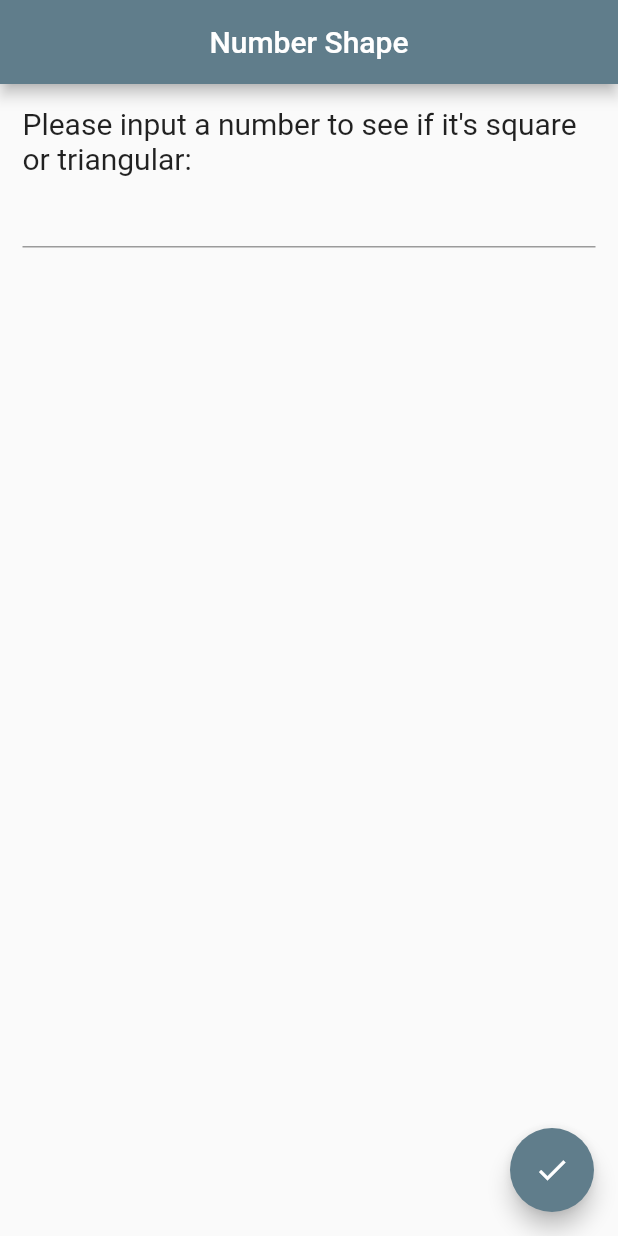
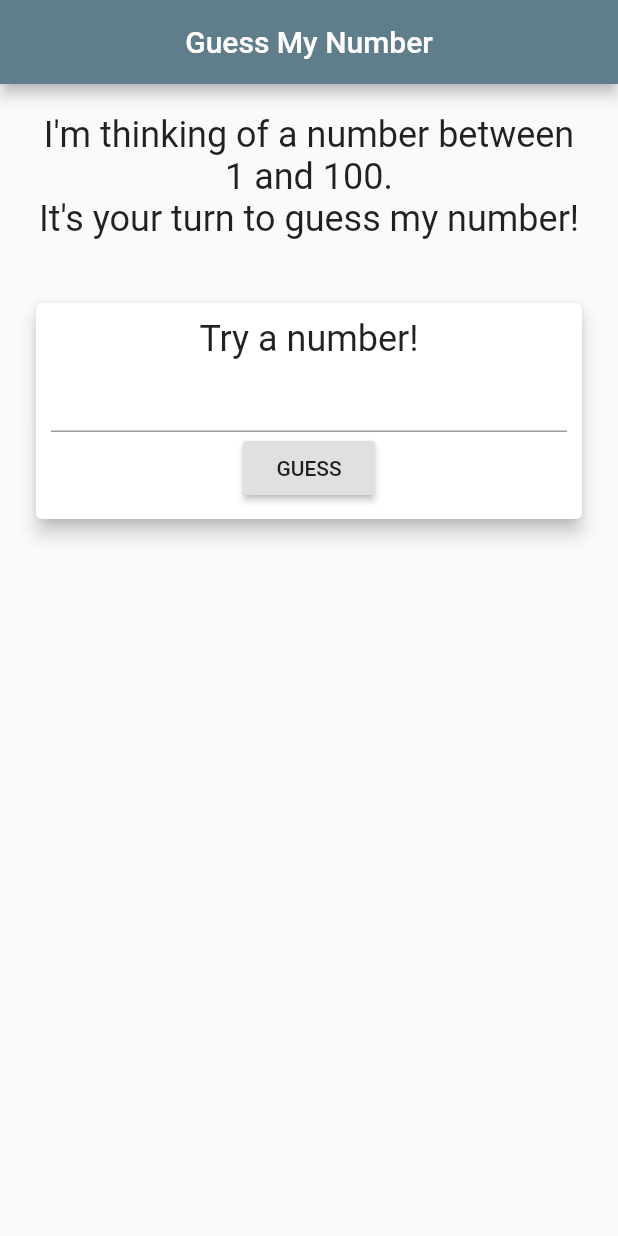
Before and after one commit to TunsAdrian/Flutter-Google-Course, a Flutter app: the screen it shows after launch, on a phone screen of 412 x 824 dp. Run offline on Flutter 3.47's test engine with Material 2 defaults, Android fonts, the phone set to English and light mode, and no system bars.

Commit message:
Created Guess My Number

```diff
--- a/lib/main.dart
+++ b/lib/main.dart
@@ -10,9 +10,9 @@ class MyApp extends StatelessWidget {
   @override
   Widget build(BuildContext context) {
     return MaterialApp(
-      title: 'Number Shape',
+      title: 'Guess My Number',
       theme: ThemeData(primarySwatch: Colors.blueGrey),
-      home: const HomePage(title: 'Number Shape'),
+      home: const HomePage(title: 'Guess My Number'),
     );
   }
 }
@@ -25,37 +25,47 @@ class HomePage extends StatefulWidget {
   _HomePageState createState() => _HomePageState();
 }
 
+int _generateRandom() {
+  return Random().nextInt(100) + 1;
+}
+
 class _HomePageState extends State<HomePage> {
   final TextEditingController _controller = TextEditingController();
   final GlobalKey<FormState> _formKey = GlobalKey<FormState>();
 
-  String _numberFindShape = '';
-  String _numberShapeResult = '';
+  String _guessState = '', _userNumber = '';
+  int _numberToGuess = _generateRandom();
+  bool _isGuessed = false;
 
-  String _findNumberShape(int number) {
-    final int triangle = pow(number, 1 / 3).round().toInt();
-    final int square = sqrt(number).toInt();
-
-    if (triangle * triangle * triangle == number && square * square == number) {
-      return 'Number $number is both SQUARE and TRIANGULAR';
-    } else if (triangle * triangle * triangle == number) {
-      return 'Number $number is TRIANGULAR';
-    } else if (square * square == number) {
-      return 'Number $number is SQUARE';
-    }
-
-    return 'Number $number is neither TRIANGULAR or SQUARE';
-  }
-
-  // source: api.flutter.dev
-  Future<void> _showNumberShapeDialog() async {
+  Future<void> _showNumberGuessedDialog() async {
     return showDialog<void>(
       context: context,
-      barrierDismissible: true, // user must not tap button!
+      barrierDismissible: false, // user must tap button!
       builder: (BuildContext context) {
         return AlertDialog(
-          title: Text(_numberFindShape),
-          content: Text(_numberShapeResult),
+          title: const Text('You guessed right!'),
+          content: Text('It was $_numberToGuess'),
+          actions: <Widget>[
+            TextButton(
+              child: const Text('Try again!'),
+              onPressed: () {
+                setState(() {
+                  _guessState = '';
+                  _userNumber = '';
+                  _isGuessed = false;
+                  _numberToGuess = _generateRandom();
+                });
+
+                Navigator.of(context).pop();
+              },
+            ),
+            TextButton(
+              child: const Text('OK'),
+              onPressed: () {
+                Navigator.of(context).pop();
+              },
+            ),
+          ],
         );
       },
     );
@@ -68,39 +78,74 @@ class _HomePageState extends State<HomePage> {
         title: Text(widget.title),
         centerTitle: true,
       ),
-      floatingActionButton: FloatingActionButton(
-        backgroundColor: Colors.blueGrey,
-        onPressed: () {
-          setState(() {
-            if (_formKey.currentState.validate()) {
-              _numberFindShape = _controller.text;
-              _numberShapeResult =
-                  _findNumberShape(int.parse(_numberFindShape));
-              _showNumberShapeDialog();
-            }
-          });
-        },
-        child: const Icon(Icons.done),
-      ),
       body: Padding(
-          padding: const EdgeInsets.all(15.0),
+          padding: const EdgeInsets.all(20.0),
           child: Column(
             children: <Widget>[
               const Text(
-                  'Please input a number to see if it\'s square or triangular:',
-                  style: TextStyle(fontSize: 20)),
+                  'I\'m thinking of a number between 1 and 100.\nIt\'s your turn to guess my number!',
+                  textAlign: TextAlign.center,
+                  style: TextStyle(fontSize: 24)),
+              Text(
+                  _userNumber == ''
+                      ? ''
+                      : '\nYou tried $_userNumber\n$_guessState\n',
+                  textAlign: TextAlign.center,
+                  style: const TextStyle(fontSize: 32, color: Colors.grey)),
+              Card(
+                elevation: 5.0,
+                child: Padding(
+                    padding: const EdgeInsets.all(10.0),
+                    child: Column(children: <Widget>[
+                      const Text('Try a number!',
+                          textAlign: TextAlign.center,
+                          style: TextStyle(fontSize: 24)),
                       Form(
                           key: _formKey,
                           child: TextFormField(
+                            // If number was guessed, disable text field
+                            enabled: !_isGuessed,
                             controller: _controller,
                             keyboardType: TextInputType.number,
                             validator: (String value) {
-                      if (int.tryParse(value) == null || int.parse(value) < 0) {
-                        return 'Please enter a whole, positive number';
+                              if (int.tryParse(value) == null ||
+                                  int.parse(value) < 1 ||
+                                  int.parse(value) > 100) {
+                                return 'Please enter a whole number, between 1 and 100';
                               }
                               return null;
                             },
                           )),
+                      RaisedButton(
+                          onPressed: () {
+                            setState(() {
+                              // If button is pressed after the number was guessed, reset the game
+                              if (_isGuessed) {
+                                _userNumber = '';
+                                _guessState = '';
+                                _isGuessed = false;
+                                _numberToGuess = _generateRandom();
+                              } else if (_formKey.currentState.validate()) {
+                                _userNumber = _controller.text;
+                                final int _actualNumberValue =
+                                    int.parse(_userNumber);
+                                if (_actualNumberValue > _numberToGuess) {
+                                  _guessState = 'Try lower';
+                                } else if (_actualNumberValue <
+                                    _numberToGuess) {
+                                  _guessState = 'Try higher';
+                                } else {
+                                  _isGuessed = true;
+                                  _guessState = 'You guessed right';
+                                  _showNumberGuessedDialog();
+                                }
+                              }
+                              _controller.text = '';
+                            });
+                          },
+                          child: Text(_isGuessed ? 'RESET' : 'GUESS'))
+                    ])),
+              ),
             ],
           )),
     );
```
Lines whose indentation alone changed are shown as unchanged.
